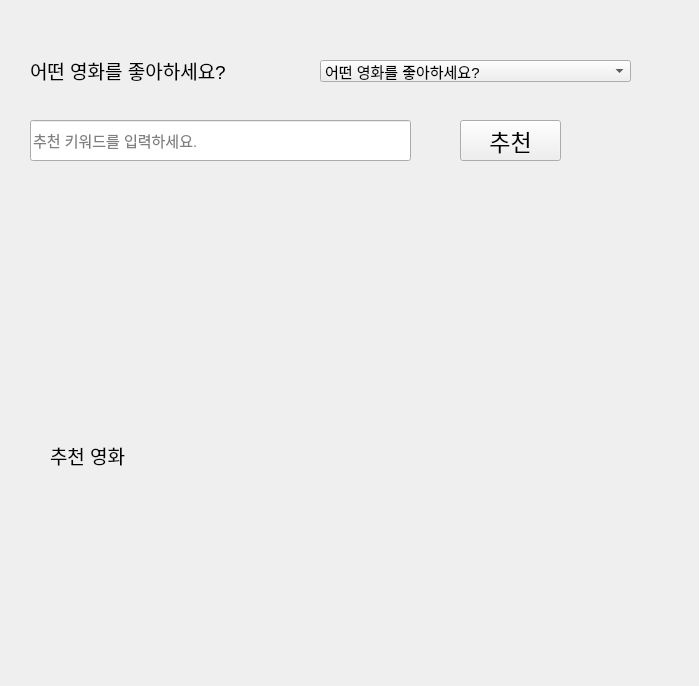
Before: the Qt Designer form mainWidget.ui in Hajinjing/Unsupervised_NLP_for_place_recommend, drawn with Qt 5.
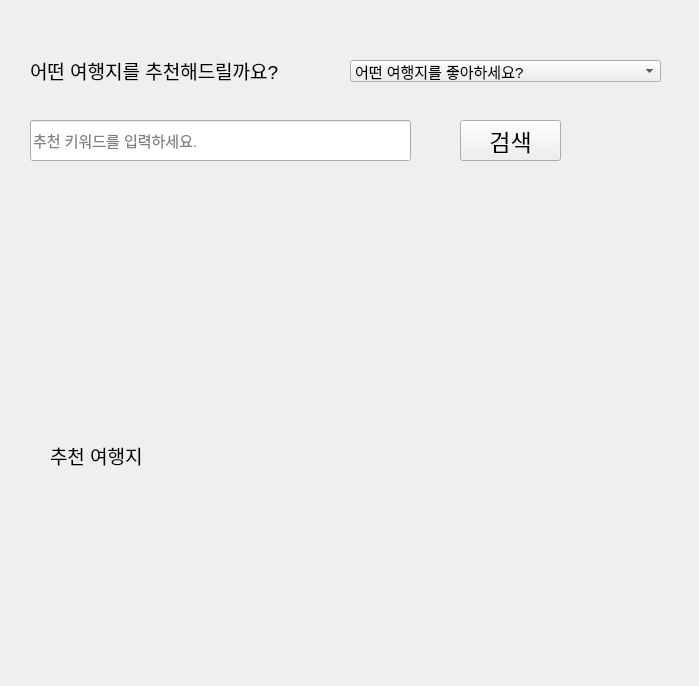
After: the same form once the commit is applied.

Diff of the .ui file:
```diff
--- a/mainWidget.ui
+++ b/mainWidget.ui
@@ -23,7 +23,7 @@
     <rect>
      <x>30</x>
      <y>50</y>
-     <width>221</width>
+     <width>281</width>
      <height>41</height>
     </rect>
    </property>
@@ -33,13 +33,13 @@
     </font>
    </property>
    <property name="text">
-    <string>어떤 영화를 좋아하세요?</string>
+    <string>어떤 여행지를 추천해드릴까요?</string>
    </property>
   </widget>
   <widget class="QComboBox" name="cmb_titles">
    <property name="geometry">
     <rect>
-     <x>320</x>
+     <x>350</x>
      <y>60</y>
      <width>311</width>
      <height>22</height>
@@ -47,7 +47,7 @@
    </property>
    <item>
     <property name="text">
-     <string>어떤 영화를 좋아하세요?</string>
+     <string>어떤 여행지를 좋아하세요?</string>
     </property>
    </item>
   </widget>
@@ -66,7 +66,7 @@
     </font>
    </property>
    <property name="text">
-    <string>추천 영화</string>
+    <string>추천 여행지</string>
    </property>
   </widget>
   <widget class="QLineEdit" name="le_keyword">
@@ -97,7 +97,7 @@
     </font>
    </property>
    <property name="text">
-    <string>추천</string>
+    <string>검색</string>
    </property>
   </widget>
  </widget>
```
